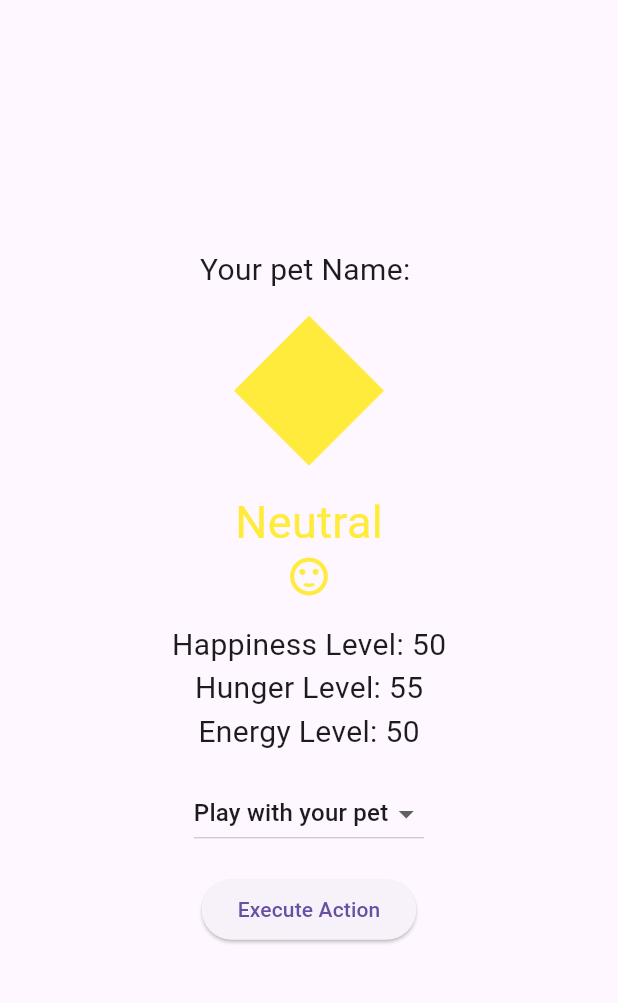
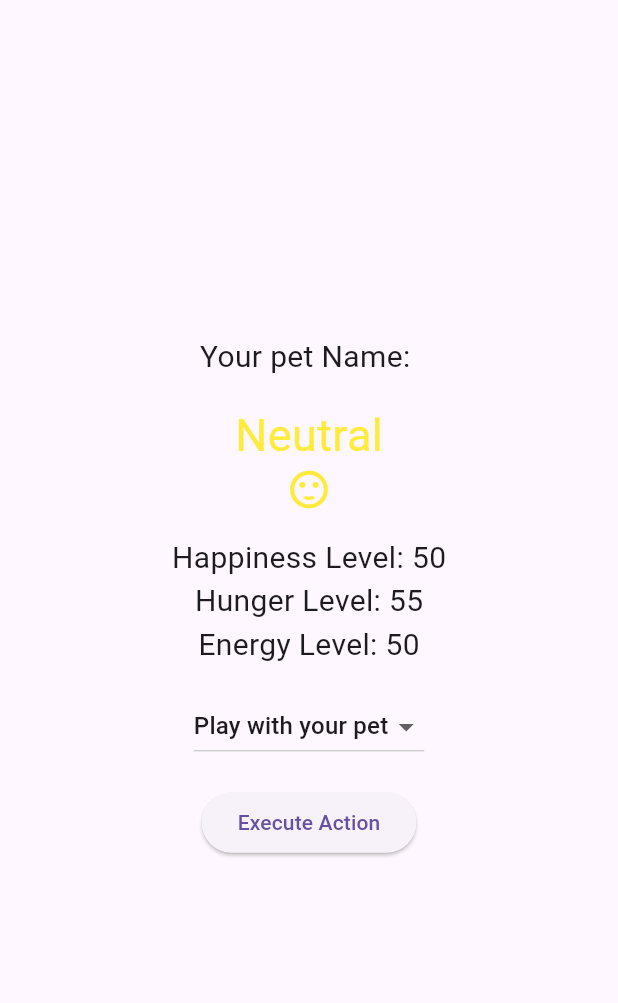
Before and after one commit to nikhilgoud003/act5_digital_pet_app, a Flutter app: the screen it shows after launch, after a tap on "Set Name", on a phone screen of 412 x 824 dp, the part 63-1066 px from its top. Run offline on Flutter 3.47's test engine with Material 3 defaults, Android fonts, the phone set to English and light mode, and no system bars.

Commit message:
Made somefinal code changes and bug fixes

```diff
--- a/lib/main.dart
+++ b/lib/main.dart
@@ -1,3 +1,6 @@
+//KOUSHIK SAI YALAMARTHI
+//NIKHIL GOUD YEMINEDI
+
 import 'dart:async';
 import 'package:flutter/material.dart';
 
@@ -97,11 +100,6 @@ class _DigitalPetAppState extends State<DigitalPetApp> {
       mainAxisAlignment: MainAxisAlignment.center,
       children: <Widget>[
         Text('Your pet Name: $petName', style: const TextStyle(fontSize: 20.0)),
-        const SizedBox(height: 16.0),
-        CustomPaint(
-          size: const Size(100, 100),
-          painter: DiamondPainter(_getPetColor()),
-        ),
         const SizedBox(height: 16.0),
         Text('$moodIndicator',
             style: TextStyle(fontSize: 30, color: _getPetColor())),
@@ -229,23 +227,3 @@ class _DigitalPetAppState extends State<DigitalPetApp> {
     });
   }
 }
-
-class DiamondPainter extends CustomPainter {
-  final Color color;
-  DiamondPainter(this.color);
-
-  @override
-  void paint(Canvas canvas, Size size) {
-    var paint = Paint()..color = color;
-    var path = Path()
-      ..moveTo(size.width / 2, 0)
-      ..lineTo(size.width, size.height / 2)
-      ..lineTo(size.width / 2, size.height)
-      ..lineTo(0, size.height / 2)
-      ..close();
-    canvas.drawPath(path, paint);
-  }
-
-  @override
-  bool shouldRepaint(DiamondPainter oldDelegate) => oldDelegate.color != color;
-}
```
